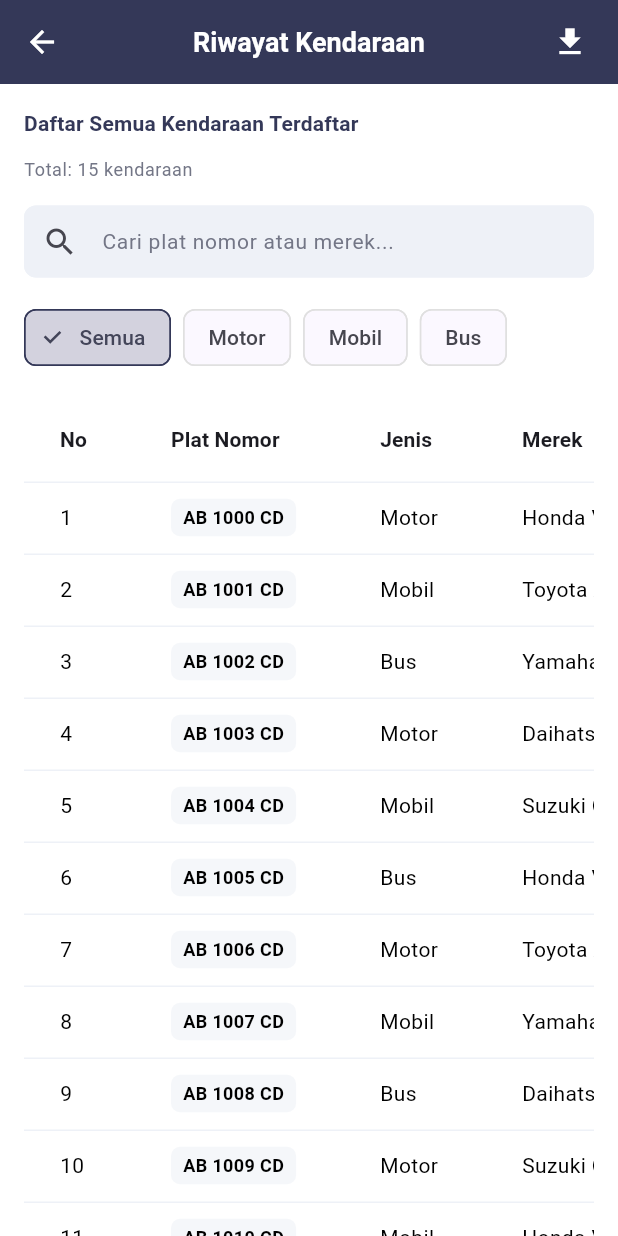
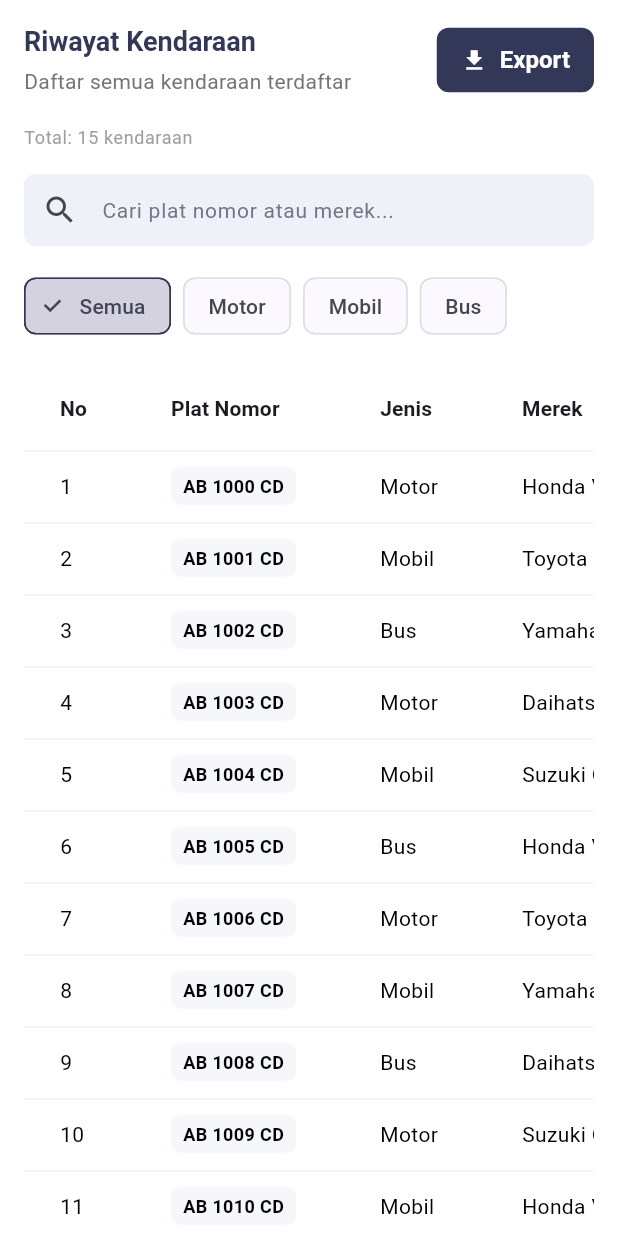
Before and after one commit to abimanyupewe/module_parking_app, a Flutter app: the AdminHistoryPage screen opened directly, on a phone screen of 412 x 824 dp. Run offline on Flutter 3.47's test engine with Material 3 defaults, Android fonts, the phone set to English and light mode, and no system bars; our stand-ins replace pdf, printing, shared_preferences, sqflite, sqflite_common_ffi; missing offline and left inert: bcrypt; accounts and stored records are empty.

Commit message:
refactor: improve admin history page UI and add prominent export button
- Remove AppBar to eliminate duplicate header appearance
- Move title and subtitle into body content for cleaner layout
- Add prominent ElevatedButton for PDF export with icon
- Improve export notification with icon and actual data count
- Better typography hierarchy with headlineSmall for title
- Improved spacing and styling consistency

```diff
--- a/lib/features/admin/pages/admin_history_page.dart
+++ b/lib/features/admin/pages/admin_history_page.dart
@@ -127,9 +127,20 @@ class _AdminHistoryPageState extends State<AdminHistoryPage> {
   /// Export to PDF
   void _exportToPDF() {
     ScaffoldMessenger.of(context).showSnackBar(
-      const SnackBar(
-        content: Text('Exporting to PDF...'),
-        duration: Duration(seconds: 2),
+      SnackBar(
+        content: Row(
+          children: [
+            const Icon(Icons.check_circle, color: Colors.white),
+            const SizedBox(width: 12),
+            Expanded(
+              child: Text(
+                'Mengekspor ${_filteredVehicles.length} data kendaraan ke PDF...',
+              ),
+            ),
+          ],
+        ),
+        duration: const Duration(seconds: 2),
+        backgroundColor: Colors.green[600],
       ),
     );
     // TODO: Implement actual PDF export using pdf package
@@ -138,20 +149,6 @@ class _AdminHistoryPageState extends State<AdminHistoryPage> {
   @override
   Widget build(BuildContext context) {
     return Scaffold(
-      appBar: AppBar(
-        title: const Text('Riwayat Kendaraan'),
-        elevation: 0,
-        actions: [
-          Padding(
-            padding: const EdgeInsets.all(8.0),
-            child: IconButton(
-              icon: const Icon(Icons.download),
-              onPressed: _exportToPDF,
-              tooltip: 'Export to PDF',
-            ),
-          ),
-        ],
-      ),
       body: _isLoading
           ? const Center(child: CircularProgressIndicator())
           : SingleChildScrollView(
@@ -159,17 +156,54 @@ class _AdminHistoryPageState extends State<AdminHistoryPage> {
               child: Column(
                 crossAxisAlignment: CrossAxisAlignment.start,
                 children: [
-                  // Title
-                  Text(
-                    'Daftar Semua Kendaraan Terdaftar',
-                    style: Theme.of(context).textTheme.titleMedium?.copyWith(
-                      fontWeight: FontWeight.bold,
-                    ),
+                  // Header with Title and Export Button
+                  Row(
+                    mainAxisAlignment: MainAxisAlignment.spaceBetween,
+                    crossAxisAlignment: CrossAxisAlignment.start,
+                    children: [
+                      Expanded(
+                        child: Column(
+                          crossAxisAlignment: CrossAxisAlignment.start,
+                          children: [
+                            Text(
+                              'Riwayat Kendaraan',
+                              style: Theme.of(context).textTheme.headlineSmall
+                                  ?.copyWith(fontWeight: FontWeight.bold),
+                            ),
+                            const SizedBox(height: 4),
+                            Text(
+                              'Daftar semua kendaraan terdaftar',
+                              style: Theme.of(context).textTheme.bodyMedium
+                                  ?.copyWith(color: Colors.grey[600]),
+                            ),
+                          ],
+                        ),
+                      ),
+                      const SizedBox(width: 16),
+                      ElevatedButton.icon(
+                        onPressed: _exportToPDF,
+                        icon: const Icon(Icons.download),
+                        label: const Text('Export'),
+                        style: ElevatedButton.styleFrom(
+                          backgroundColor: AppColors.primary,
+                          foregroundColor: Colors.white,
+                          padding: const EdgeInsets.symmetric(
+                            horizontal: 16,
+                            vertical: 12,
+                          ),
+                          shape: RoundedRectangleBorder(
+                            borderRadius: BorderRadius.circular(8),
+                          ),
+                        ),
+                      ),
+                    ],
                   ),
-                  const SizedBox(height: 12),
+                  const SizedBox(height: 20),
                   Text(
                     'Total: ${_filteredVehicles.length} kendaraan',
-                    style: Theme.of(context).textTheme.bodySmall,
+                    style: Theme.of(
+                      context,
+                    ).textTheme.bodySmall?.copyWith(color: Colors.grey[500]),
                   ),
                   const SizedBox(height: 16),
 
```
